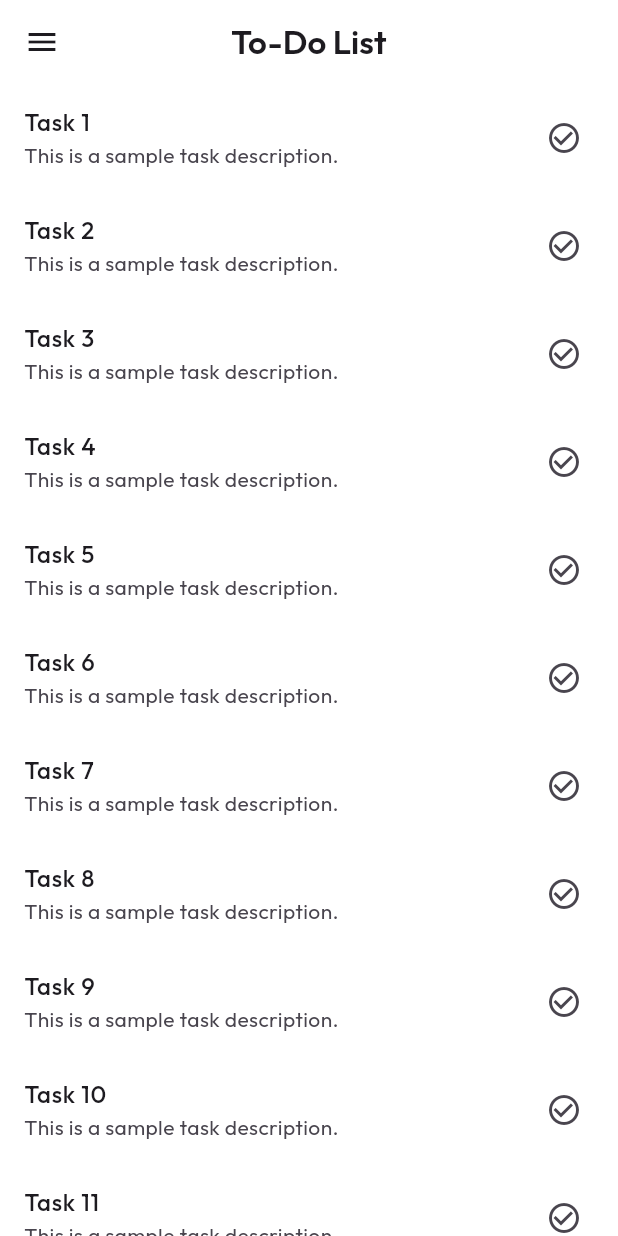
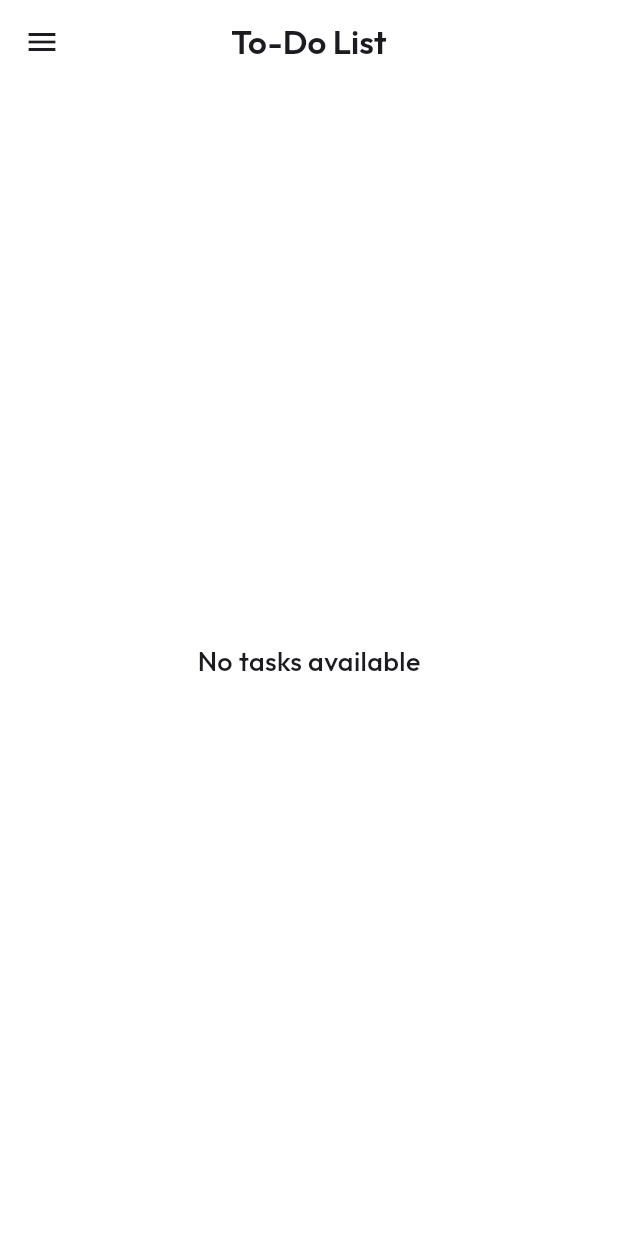
Before and after one commit to hjjjja/FlutterToDoList, a Flutter app: the screen it shows after launch, on a phone screen of 412 x 824 dp. Run offline on Flutter 3.47's test engine with Material 3 defaults, Android fonts, the phone set to English and light mode, and no system bars; our stand-ins replace flutter_screenutil, shared_preferences.

Commit message:
first actually working task page

```diff
--- /dev/null
+++ b/lib/Scripts/task.dart
@@ -0,0 +1,21 @@
+class Task {
+  int index;
+  String title;
+  String description;
+
+  Task({required this.index, required this.title, required this.description});
+
+  // convert to json
+  Map<String, dynamic> toJson() => {
+    'index': index,
+    'title': title,
+    'description': description,
+  };
+
+  // convert from json
+  factory Task.fromJson(Map<String, dynamic> json) => Task(
+    index: json['index'],
+    title: json['title'],
+    description: json['description'],
+  );
+}
--- a/lib/defaultpage.dart
+++ b/lib/defaultpage.dart
@@ -1,5 +1,6 @@
 import 'package:flutter/material.dart';
-import 'package:learningapp/API/quotes.dart';
+import 'package:learningapp/Scripts/quotes.dart';
+import 'package:learningapp/Scripts/taskfunctions.dart';
 
 class DefaultPage extends StatelessWidget {
   final String title;
@@ -8,6 +9,7 @@ class DefaultPage extends StatelessWidget {
 
   @override
   Widget build(BuildContext context) {
+    checkNullTask();
     return Scaffold(
       appBar: AppBar(
         centerTitle: true,
--- a/lib/pages/homepage.dart
+++ b/lib/pages/homepage.dart
@@ -1,4 +1,6 @@
 import 'package:flutter/material.dart';
+import 'package:learningapp/Scripts/task.dart';
+import 'package:learningapp/Scripts/taskfunctions.dart';
 import 'package:learningapp/defaultpage.dart';
 
 class HomePage extends StatefulWidget {
@@ -13,29 +15,46 @@ class _HomePageState extends State<HomePage> {
   Widget build(BuildContext context) {
     return DefaultPage(
       title: 'To-Do List',
-      child: ListView.builder(
-        itemBuilder: (context, index) {
-          return Dismissible(
-            key: Key(index.toString()),
-            onDismissed: (direction) {
-              ScaffoldMessenger.of(context).showSnackBar(
-                SnackBar(
-                  content: Text('Task ${index + 1} dismissed!'),
-                  duration: const Duration(seconds: 2),
+      child: FutureBuilder<List<Task>>(
+        future: () async {
+          var alltasks = await getAllTasks();
+          return alltasks;
+        }(),
+        builder: (context, snapshot) {
+          if (snapshot.connectionState == ConnectionState.waiting) {
+            return const Center(child: CircularProgressIndicator());
+          } else if (snapshot.hasError) {
+            return Center(child: Text('Error: ${snapshot.error}'));
+          } else {
+            final tasks = snapshot.data!;
+            if (tasks.isEmpty) {
+              return const Center(
+                child: Text(
+                  'No tasks available',
+                  style: TextStyle(
+                    fontFamily: 'Outfit',
+                    fontWeight: FontWeight.w500,
+                    fontSize: 18,
+                  ),
                 ),
               );
-            },
-            child: ListTile(
+            } else {
+              int alltasks = tasks.length;
+              return ListView.builder(
+                itemCount: alltasks,
+                itemBuilder: (context, index) {
+                  final task = tasks[index];
+                  return ListTile(
                     title: Text(
-                'Task ${index + 1}',
+                      task.title,
                       style: const TextStyle(
                         fontFamily: 'Outfit',
                         fontWeight: FontWeight.w500,
                       ),
                     ),
-              subtitle: const Text(
-                'This is a sample task description.',
-                style: TextStyle(
+                    subtitle: Text(
+                      task.description,
+                      style: const TextStyle(
                         fontFamily: 'Outfit',
                         fontWeight: FontWeight.w400,
                       ),
@@ -44,8 +63,11 @@ class _HomePageState extends State<HomePage> {
                     onTap: () {
                       Navigator.pushNamed(context, '/newtask');
                     },
-            ),
                   );
+                },
+              );
+            }
+          }
         },
       ),
     );
--- a/pubspec.yaml
+++ b/pubspec.yaml
@@ -30,8 +30,7 @@ environment:
 dependencies:
   flutter:
     sdk: flutter
-  drift: ^2.16.0
-  sqlite3_flutter_libs: ^0.5.0
+  shared_preferences: ^2.5.3
   path_provider: ^2.1.2
   http: ^1.4.0
   flutter_screenutil: ^5.9.3
```
Also changed, not shown: lib/Scripts/taskfunctions.dart (added, +62 -0 lines), lib/pages/newtaskpage.dart (+27 -2 lines), lib/Scripts/quotes.dart (renamed from lib/API/quotes.dart), pubspec.lock, 5 other files. Lines whose indentation alone changed are shown as unchanged.
